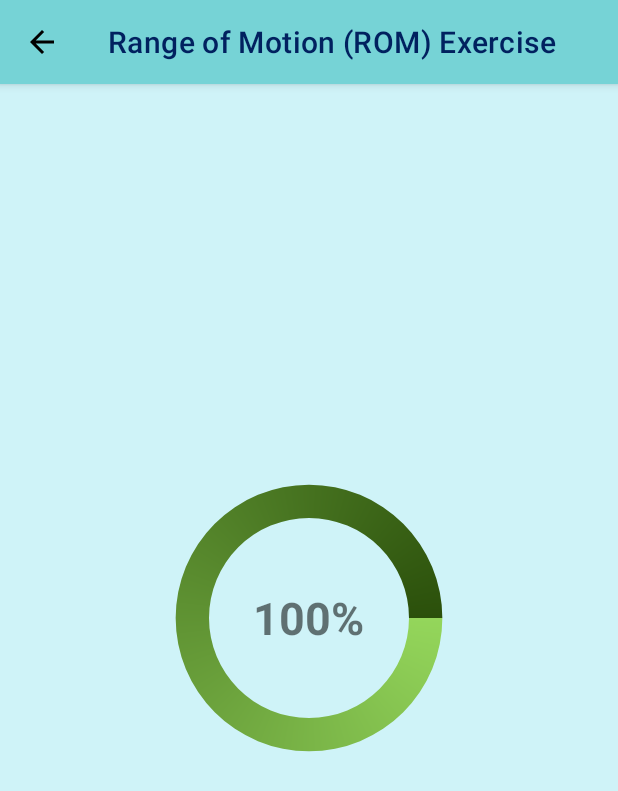
After one commit to SeanBakker/ADAPT-Ankle-Brace, an Android app: the ROMExerciseActivity screen opened directly, with no data from a screen before it, on a phone screen of 412 x 824 dp. The commit adds this screen. Shown: the top 791 px of the screen. Run offline under Robolectric (Android 15) with nearby library versions, the phone set to English and light mode, and no system bars.

Commit message:
Implementation of ROM Test Exercise & Bluetooth Connection to Device

```diff
--- a/app/src/main/AndroidManifest.xml
+++ b/app/src/main/AndroidManifest.xml
@@ -33,6 +33,7 @@
         <activity android:name=".RecoveryPlanActivity" />
         <activity android:name=".RecoveryProgressActivity" />
         <activity android:name=".NotificationsActivity" />
+        <activity android:name=".ROMExerciseActivity" />
     </application>
 
 </manifest>
--- /dev/null
+++ b/app/src/main/java/com/example/adaptanklebrace/ROMExerciseActivity.kt
@@ -0,0 +1,45 @@
+package com.example.adaptanklebrace
+
+import android.os.Bundle
+import android.widget.ProgressBar
+import android.widget.TextView
+import androidx.appcompat.app.AppCompatActivity
+import androidx.appcompat.widget.Toolbar
+
+class ROMExerciseActivity : AppCompatActivity() {
+
+    private lateinit var progressBar: ProgressBar
+    private lateinit var percentageText: TextView
+
+    override fun onCreate(savedInstanceState: Bundle?) {
+        super.onCreate(savedInstanceState)
+        setContentView(R.layout.activity_rom_exercise)
+
+        // Set up the toolbar
+        val toolbar: Toolbar = findViewById(R.id.romExerciseToolbar)
+        setSupportActionBar(toolbar)
+        supportActionBar?.title = getString(R.string.rom_exercise)
+
+        // Enable the back button
+        supportActionBar?.setDisplayHomeAsUpEnabled(true)
+        supportActionBar?.setDisplayShowHomeEnabled(true)
+
+        // Handle the back button click
+        toolbar.setNavigationOnClickListener {
+            @Suppress("DEPRECATION")
+            onBackPressed() // Go back to the previous activity
+        }
+
+        // Setup the progress bar and text
+        progressBar = findViewById(R.id.circularProgress)
+        percentageText = findViewById(R.id.percentageText)
+
+        // Simulated foot angle update
+        updateProgress(100)
+    }
+
+    private fun updateProgress(anglePercentage: Int) {
+        progressBar.progress = anglePercentage
+        percentageText.text = "$anglePercentage%"
+    }
+}
--- /dev/null
+++ b/app/src/main/res/drawable/baseline_sync_24.xml
@@ -0,0 +1,5 @@
+<vector xmlns:android="http://schemas.android.com/apk/res/android" android:height="24dp" android:tint="#000000" android:viewportHeight="24" android:viewportWidth="24" android:width="24dp">
+
+    <path android:fillColor="@android:color/white" android:pathData="M12,4L12,1L8,5l4,4L12,6c3.31,0 6,2.69 6,6 0,1.01 -0.25,1.97 -0.7,2.8l1.46,1.46C19.54,15.03 20,13.57 20,12c0,-4.42 -3.58,-8 -8,-8zM12,18c-3.31,0 -6,-2.69 -6,-6 0,-1.01 0.25,-1.97 0.7,-2.8L5.24,7.74C4.46,8.97 4,10.43 4,12c0,4.42 3.58,8 8,8v3l4,-4 -4,-4v3z"/>
+
+</vector>
--- /dev/null
+++ b/app/src/main/res/drawable/circular_progress_bar.xml
@@ -0,0 +1,25 @@
+<?xml version="1.0" encoding="utf-8"?>
+<layer-list xmlns:android="http://schemas.android.com/apk/res/android">
+
+    <!-- Background circle -->
+    <item android:id="@android:id/background">
+        <shape android:shape="ring">
+            <solid android:color="#E0E0E0" /> <!-- Background color -->
+            <size android:width="200dp" android:height="200dp" />
+            <thickness android:thicknessRatio="16" />
+        </shape>
+    </item>
+
+    <!-- Progress circle -->
+    <item android:id="@android:id/progress">
+        <shape android:shape="ring">
+            <gradient
+                android:type="sweep"
+                android:startColor="@color/green_1"
+                android:endColor="@color/green_3"
+                android:angle="0" />
+            <size android:width="200dp" android:height="200dp" />
+            <thickness android:thicknessRatio="16" />
+        </shape>
+    </item>
+</layer-list>
--- a/app/src/main/res/layout/activity_main.xml
+++ b/app/src/main/res/layout/activity_main.xml
@@ -36,12 +36,12 @@
             tools:ignore="NotSibling">
 
             <Button
-                android:id="@+id/connectBtn"
+                android:id="@+id/startExerciseBtn"
                 android:layout_width="wrap_content"
                 android:layout_height="wrap_content"
                 android:layout_gravity="center_horizontal"
                 android:layout_marginTop="20dp"
-                android:text="@string/connectDevice" />
+                android:text="@string/startROMTest" />
         </LinearLayout>
     </RelativeLayout>
 
--- /dev/null
+++ b/app/src/main/res/layout/activity_rom_exercise.xml
@@ -0,0 +1,42 @@
+<?xml version="1.0" encoding="utf-8"?>
+<RelativeLayout xmlns:android="http://schemas.android.com/apk/res/android"
+    android:layout_width="match_parent"
+    android:layout_height="match_parent"
+    xmlns:app="http://schemas.android.com/apk/res-auto">
+
+    <!-- AppBarLayout with Toolbar for back button -->
+    <com.google.android.material.appbar.AppBarLayout
+        android:layout_width="match_parent"
+        android:layout_height="wrap_content">
+
+        <androidx.appcompat.widget.Toolbar
+            android:id="@+id/romExerciseToolbar"
+            android:layout_width="match_parent"
+            android:layout_height="?attr/actionBarSize"
+            android:background="?attr/colorPrimary"
+            android:title="@string/rom_exercise"
+            app:titleTextColor="?attr/colorOnPrimary"
+            app:navigationIcon="@drawable/baseline_arrow_back_24"
+            android:theme="@style/ThemeOverlay.AppCompat.Dark.ActionBar" />
+    </com.google.android.material.appbar.AppBarLayout>
+
+    <TextView
+        android:id="@+id/percentageText"
+        android:layout_width="wrap_content"
+        android:layout_height="wrap_content"
+        android:layout_centerInParent="true"
+        android:text="0%"
+        android:textSize="30sp"
+        android:textStyle="bold" />
+
+    <ProgressBar
+        android:id="@+id/circularProgress"
+        android:layout_width="200dp"
+        android:layout_height="200dp"
+        android:layout_centerInParent="true"
+        style="?android:attr/progressBarStyleHorizontal"
+        android:indeterminate="false"
+        android:max="100"
+        android:progressDrawable="@drawable/circular_progress_bar" />
+
+</RelativeLayout>
--- a/app/src/main/res/values/strings.xml
+++ b/app/src/main/res/values/strings.xml
@@ -7,10 +7,14 @@
     <string name="notifications">Notifications</string>
     <string name="settings">Settings</string>
 
+    <!-- Exercises -->
+    <string name="rom_exercise">Range of Motion (ROM) Exercise</string>
+
     <!-- Settings Options -->
     <string name="dailyGoalReminder">Daily Goal Reminder</string>
     <string name="workoutScheduleReminder">Workout Schedule Reminder</string>
 
     <!-- Buttons -->
     <string name="connectDevice">Connect to Device</string>
+    <string name="startROMTest">Start Range of Motion Exercise</string>
 </resources>
```
Also changed, not shown: app/src/main/java/com/example/adaptanklebrace/ConnectDeviceFragment.kt (added, +49 -0 lines), app/src/main/java/com/example/adaptanklebrace/MainActivity.kt (+21 -37 lines), app/src/main/res/layout/connecting_device.xml (+36 -4 lines).
